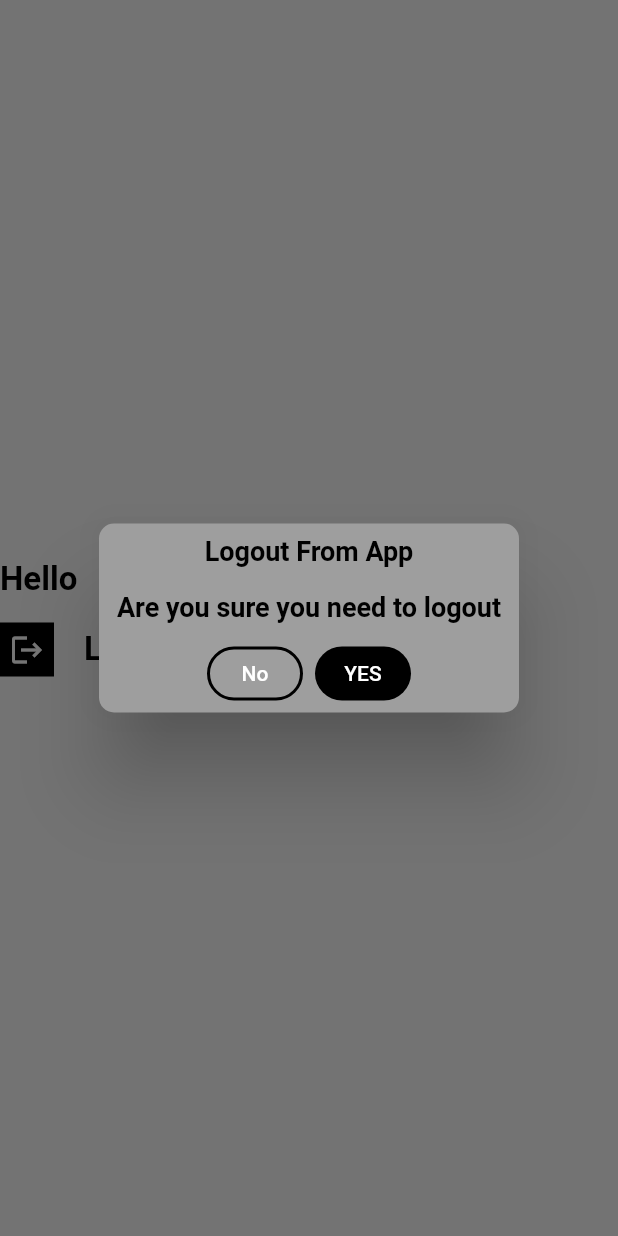
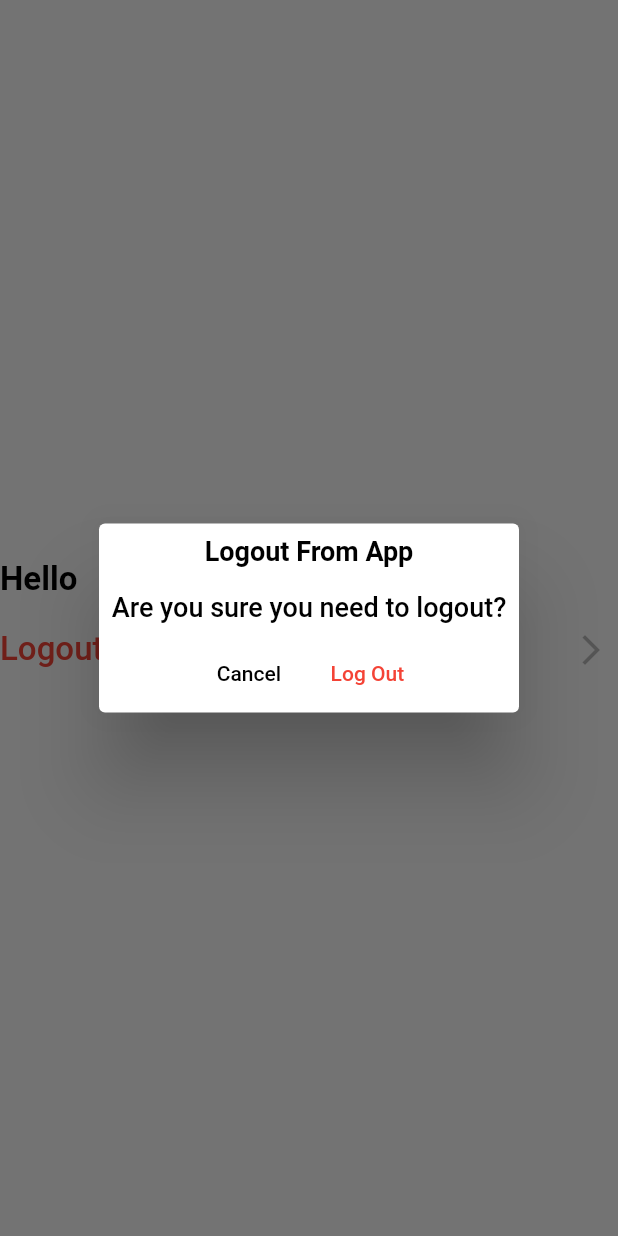
Before and after one commit to renadayad/Sign-up-App, a Flutter app: the HomeScreen widget shown alone on an empty page, opened directly, after a tap on "Logout", on a phone screen of 412 x 824 dp. Run offline on Flutter 3.47's test engine with Material 2 defaults, Android fonts, the phone set to English and light mode, and no system bars; our stand-ins replace firebase_auth, firebase_core, get, get_storage, google_sign_in; accounts and stored records are empty.

Commit message:
editing the logout screen

```diff
--- a/lib/view/screens/auth/log_out_screen.dart
+++ b/lib/view/screens/auth/log_out_.dart
@@ -3,8 +3,10 @@ import 'package:get/get.dart';
 
 import '../../../logic/controllers/auth_controllers.dart';
 
-class LogOutScreen extends StatelessWidget {
-  LogOutScreen({super.key});
+
+
+class LogOut extends StatelessWidget {
+  LogOut({super.key});
 
   final controller = Get.put(AuthController());
 
@@ -22,53 +24,52 @@ class LogOutScreen extends StatelessWidget {
                 color: Colors.black,
                 fontWeight: FontWeight.bold,
               ),
-              middleText: 'Are you sure you need to logout',
+              middleText: 'Are you sure you need to logout?',
               middleTextStyle: const TextStyle(
                 fontSize: 18,
                 color: Colors.black,
-                fontWeight: FontWeight.bold,
+                fontWeight: FontWeight.w500,
               ),
-              backgroundColor: Colors.grey,
-              radius: 10,
-              textCancel: " No ",
-              cancelTextColor: Colors.white,
-              textConfirm: " YES ",
-              confirmTextColor: Colors.white,
+              backgroundColor: Colors.white,
+              radius: 4,
+              textCancel: " Cancel ",
+              cancelTextColor: Colors.black,
+              textConfirm: " Log Out ",
+              confirmTextColor: Colors.red,
               onCancel: () {
                 Get.back();
               },
               onConfirm: () {
                 controller.signOut();
               },
-              buttonColor: Colors.black,
+              buttonColor: Colors.white,
             );
           },
           splashColor: Colors.black,
-          borderRadius: BorderRadius.circular(12),
-          customBorder: const StadiumBorder(),
+          borderRadius: BorderRadius.circular(0),
           child: Row(
+            mainAxisAlignment: MainAxisAlignment.spaceBetween,
             children: [
+              const Text(
+                "Logout",
+                style: TextStyle(
+                    fontSize: 22,
+                    fontWeight: FontWeight.w500,
+                    color: Colors.red),
+              ),
               Container(
                 padding: const EdgeInsets.all(6),
                 decoration: const BoxDecoration(
                   shape: BoxShape.rectangle,
-                  color: Colors.black,
+                  color: Colors.transparent,
                 ),
                 child: const Icon(
-                  Icons.logout,
-                  color: Colors.white,
+                  Icons.arrow_forward_ios,
+                  color: Colors.black26,
                 ),
               ),
-              const SizedBox(
-                width: 20,
-              ),
-              const Text(
-                "Logout",
-                style: TextStyle(
-                    fontSize: 22,
-                    fontWeight: FontWeight.bold,
-                    color: Colors.black),
-              ),
+
+
             ],
           ),
         ),
--- a/lib/view/screens/home.dart
+++ b/lib/view/screens/home.dart
@@ -1,7 +1,7 @@
 
 import 'package:flutter/material.dart';
 import 'package:get/get.dart';
-import 'package:signup/view/screens/auth/log_out_screen.dart';
+import 'package:signup/view/screens/auth/log_out_.dart';
 
 import '../../logic/controllers/auth_controllers.dart';
 import '../widgets/cutsom_text.dart';
@@ -36,7 +36,7 @@ class HomeScreen extends StatelessWidget {
                     color:  Colors.black,
                   ),
 
-                  LogOutScreen(),
+                  LogOut(),
                 ],
 
 
```
